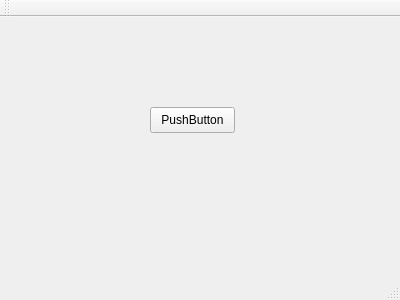
Old version of the form mainwindow.ui in the repository Anteoy/lionQT.
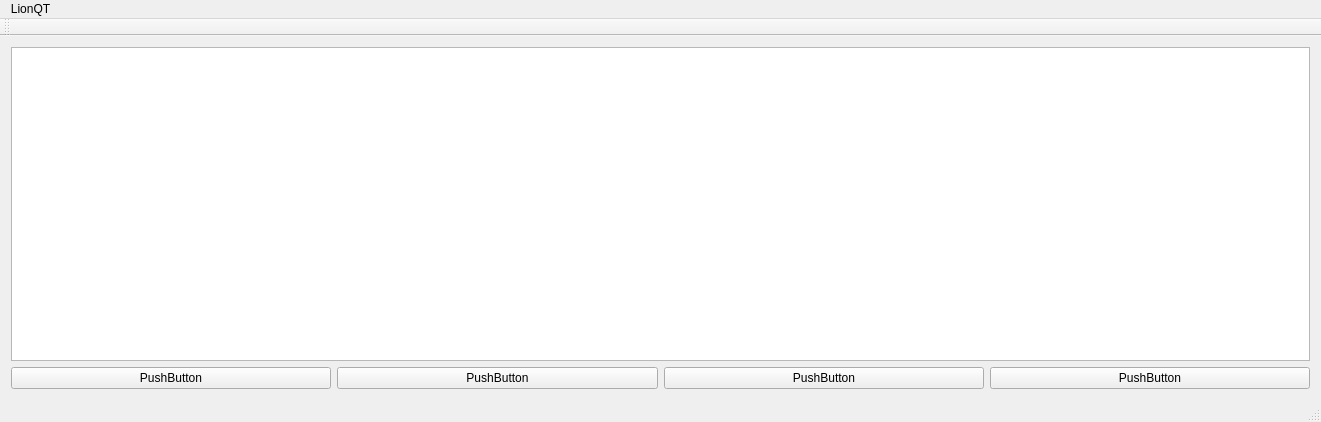
New version of the form.

Commit message: edit layout manager

```diff
--- a/mainwindow.ui
+++ b/mainwindow.ui
@@ -6,37 +6,75 @@
    <rect>
     <x>0</x>
     <y>0</y>
-    <width>400</width>
-    <height>300</height>
+    <width>1321</width>
+    <height>422</height>
    </rect>
   </property>
   <property name="windowTitle">
    <string>MainWindow</string>
   </property>
+  <property name="layoutDirection">
+   <enum>Qt::LeftToRight</enum>
+  </property>
   <widget class="QWidget" name="centralWidget">
-   <widget class="QPushButton" name="pushButton">
-    <property name="geometry">
-     <rect>
-      <x>150</x>
-      <y>90</y>
-      <width>85</width>
-      <height>26</height>
-     </rect>
-    </property>
-    <property name="text">
-     <string>PushButton</string>
-    </property>
-   </widget>
+   <layout class="QGridLayout" name="gridLayout">
+    <item row="0" column="0">
+     <layout class="QVBoxLayout" name="verticalLayout_2">
+      <item>
+       <widget class="QTextEdit" name="textEdit"/>
+      </item>
+      <item>
+       <layout class="QHBoxLayout" name="horizontalLayout_5">
+        <item>
+         <widget class="QPushButton" name="pushButton">
+          <property name="text">
+           <string>PushButton</string>
+          </property>
+         </widget>
+        </item>
+        <item>
+         <widget class="QPushButton" name="pushButton_3">
+          <property name="text">
+           <string>PushButton</string>
+          </property>
+         </widget>
+        </item>
+        <item>
+         <widget class="QPushButton" name="pushButton_2">
+          <property name="text">
+           <string>PushButton</string>
+          </property>
+         </widget>
+        </item>
+        <item>
+         <widget class="QPushButton" name="pushButton_4">
+          <property name="text">
+           <string>PushButton</string>
+          </property>
+         </widget>
+        </item>
+       </layout>
+      </item>
+     </layout>
+    </item>
+   </layout>
   </widget>
   <widget class="QMenuBar" name="menuBar">
    <property name="geometry">
     <rect>
      <x>0</x>
      <y>0</y>
-     <width>400</width>
+     <width>1321</width>
      <height>28</height>
     </rect>
    </property>
+   <widget class="QMenu" name="menuLionQT">
+    <property name="title">
+     <string>LionQT</string>
+    </property>
+    <addaction name="actionabout"/>
+   </widget>
+   <addaction name="menuLionQT"/>
   </widget>
   <widget class="QToolBar" name="mainToolBar">
    <attribute name="toolBarArea">
```
Left out of the diff: 5 changed lines with no effect on the pictures.
